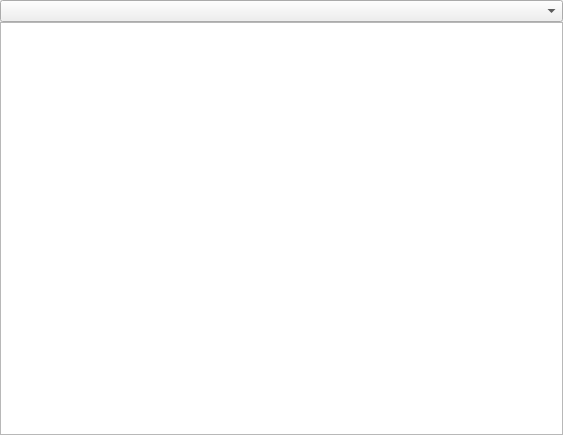
This is src/obs-text-slideshow-dock.ui in jbwong05/obs-text-slideshow as Qt 5 draws it before an edit. The edited form follows.
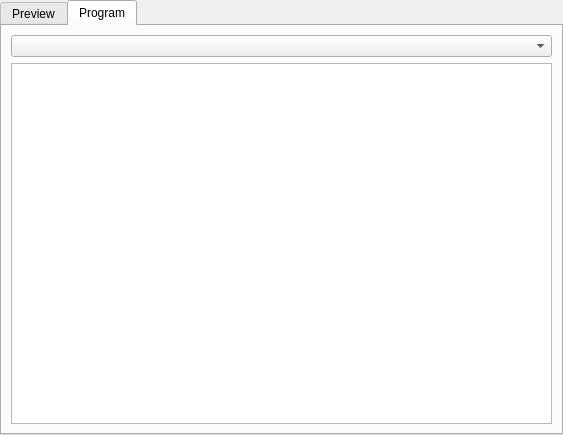
This is the edited form.

Commit message: Preview and program dock tabs to address #6

Patch:
```diff
--- a/src/obs-text-slideshow-dock.ui
+++ b/src/obs-text-slideshow-dock.ui
@@ -43,18 +43,45 @@
      <number>0</number>
     </property>
     <item>
-     <layout class="QVBoxLayout" name="verticalLayout">
+     <widget class="QTabWidget" name="tabWidget">
+      <property name="currentIndex">
+       <number>1</number>
+      </property>
+      <widget class="QWidget" name="previewTab">
+       <attribute name="title">
+        <string>Preview</string>
+       </attribute>
+       <layout class="QVBoxLayout" name="verticalLayout_2">
       <item>
-       <layout class="QHBoxLayout" name="horizontalLayout">
+         <layout class="QVBoxLayout" name="previewLayout">
         <item>
-         <widget class="QComboBox" name="sourceBox"/>
-        </item>
-       </layout>
-      </item>
+           <widget class="QComboBox" name="previewSourceBox"/>
+          </item>
+          <item>
+           <widget class="QListWidget" name="previewTextList"/>
+          </item>
+         </layout>
+        </item>
+       </layout>
+      </widget>
+      <widget class="QWidget" name="programTab">
+       <attribute name="title">
+        <string>Program</string>
+       </attribute>
+       <layout class="QVBoxLayout" name="verticalLayout_4">
       <item>
-       <widget class="QListWidget" name="textList"/>
-      </item>
-     </layout>
+         <layout class="QVBoxLayout" name="programLayout">
+          <item>
+           <widget class="QComboBox" name="programSourceBox"/>
+          </item>
+          <item>
+           <widget class="QListWidget" name="programTextList"/>
+          </item>
+         </layout>
+        </item>
+       </layout>
+      </widget>
+     </widget>
     </item>
    </layout>
   </widget>
```
Lines whose indentation alone changed are shown as unchanged. The commit also changes 2 other files.
